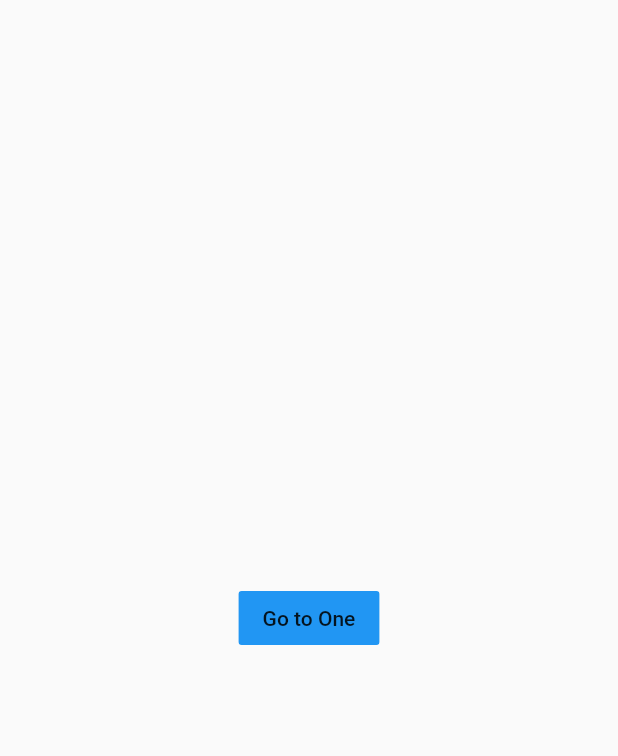
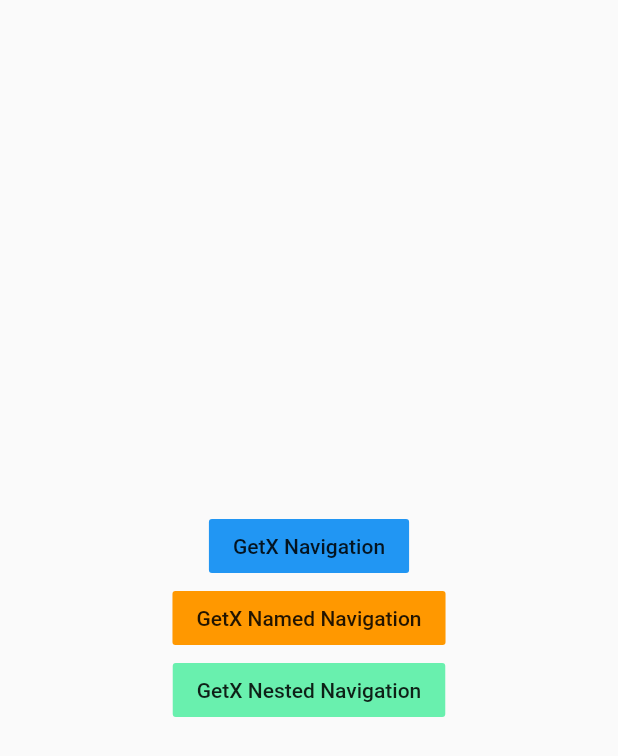
Before and after one commit to AleFachini/flutter-state-management, a Flutter app: the Navigation widget shown alone on an empty page, opened directly, on a phone screen of 412 x 824 dp. Shown: the top 756 px of the screen. Run offline on Flutter 3.47's test engine with Material 2 defaults, Android fonts, the phone set to English and light mode, and no system bars; our stand-ins replace get.

Commit message:
Added Routes, Named Routes, Atomized NavPages, added nested navigator

```diff
--- /dev/null
+++ b/flutter_getx_showcase/lib/apppages.dart
@@ -0,0 +1,30 @@
+import 'package:flutter_getx_showcase/screens/navigation/navigation.dart';
+import 'package:flutter_getx_showcase/screens/navigation/navthree.dart';
+import 'package:flutter_getx_showcase/screens/navigation/navtwo.dart';
+import 'package:get/get.dart';
+
+abstract class Routes {
+  static const INITIAL = '/';
+  static const NAVIGATION = '/navigation';
+  static const NAVTWO = '/navigation/navtwo';
+  static const NAVTHREE = '/navigation/navthree';
+}
+
+class AppPages {
+  static final pages = [
+    GetPage(
+      name: Routes.NAVIGATION,
+      page: () => Navigation(),
+    ),
+    GetPage(
+      name: Routes.NAVTWO,
+      page: () => Navtwo(),
+    ),
+    GetPage(
+      name: Routes.NAVTHREE,
+      page: () => Navthree(),
+    ),
+  ];
+}
+//to go to route
+//Get.toNamed(Routes.ADDPLACE);
--- a/flutter_getx_showcase/lib/main.dart
+++ b/flutter_getx_showcase/lib/main.dart
@@ -1,7 +1,9 @@
 import 'package:flutter/material.dart';
+import 'package:flutter_getx_showcase/apppages.dart';
 import 'package:flutter_getx_showcase/mydrawer.dart';
 import 'file:///D:/GitHubRepos/flutter-state-management/flutter_getx_showcase/lib/screens/bindingetx/bindings.dart';
 import 'package:flutter_getx_showcase/screens/home.dart';
+import 'package:flutter_getx_showcase/screens/navigation/navtwo.dart';
 import 'file:///D:/GitHubRepos/flutter-state-management/flutter_getx_showcase/lib/screens/navigation/navigation.dart';
 import 'file:///D:/GitHubRepos/flutter-state-management/flutter_getx_showcase/lib/screens/popups/popups.dart';
 import 'file:///D:/GitHubRepos/flutter-state-management/flutter_getx_showcase/lib/screens/statecontroller/statecontroller.dart';
@@ -28,6 +30,8 @@ class MyApp extends StatelessWidget {
         primarySwatch: Colors.blue,
         visualDensity: VisualDensity.adaptivePlatformDensity,
       ),
+      initialRoute: '/',
+      getPages: AppPages.pages,
       home: Scaffold(
         appBar: AppBar(
           title: Text('GetX State Management'),
--- a/flutter_getx_showcase/lib/screens/navigation/navigation.dart
+++ b/flutter_getx_showcase/lib/screens/navigation/navigation.dart
@@ -1,38 +1,44 @@
 import 'package:flutter/material.dart';
+import 'package:flutter_getx_showcase/apppages.dart';
 import 'package:get/get.dart';
 import 'navone.dart';
 
 class Navigation extends StatelessWidget {
   @override
   Widget build(BuildContext context) {
-    return Navigator(
-      key: Get.nestedKey(1), // create a key by index
-      initialRoute: '/',
-      onGenerateRoute: (settings) {
-        if (settings.name == '/') {
-          return GetPageRoute(
-            page: () => Container(
-              child: Center(
+    return Column(
+      mainAxisAlignment: MainAxisAlignment.center,
+      children: [
+        Center(
           child: FlatButton(
             color: Colors.blue,
             onPressed: () {
-                    Get.toNamed('/navone',
-                        id: 1); // navigate by your nested route by index
+              Get.to(Navone()); // navigate by your nested route by index
             },
-                  child: Text("Go to One"),
+            child: Text('GetX Navigation'),
           ),
         ),
+        Center(
+          child: FlatButton(
+            color: Colors.orange,
+            onPressed: () {
+              Get.toNamed(
+                  Routes.NAVTWO); // navigate by your nested route by index
+            },
+            child: Text('GetX Named Navigation'),
           ),
-          );
-        } else if (settings.name == '/navone') {
-          return GetPageRoute(
-            page: () => Navone(),
-          );
-        } else //this is here for avoiding warning de return type of
-          return GetPageRoute(
-            page: () => Navigation(),
-          );
+        ),
+        Center(
+          child: FlatButton(
+            color: Colors.greenAccent,
+            onPressed: () {
+              Get.toNamed(
+                  Routes.NAVTHREE); // navigate by your nested route by index
             },
+            child: Text('GetX Nested Navigation'),
+          ),
+        ),
+      ],
     );
   }
 }
```
Also changed, not shown: flutter_getx_showcase/lib/screens/navigation/navone.dart (+10 -2 lines), flutter_getx_showcase/lib/screens/navigation/navthree.dart (added, +86 -0 lines), flutter_getx_showcase/lib/screens/navigation/navtwo.dart (+8 -2 lines). Lines whose indentation alone changed are shown as unchanged.
